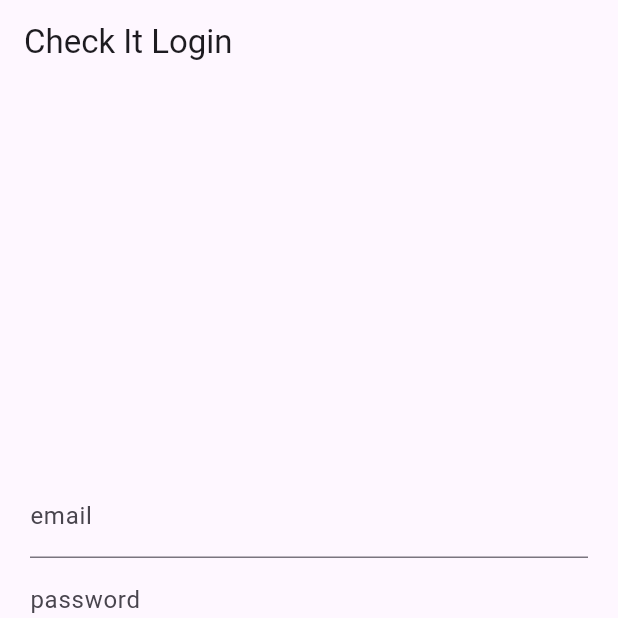
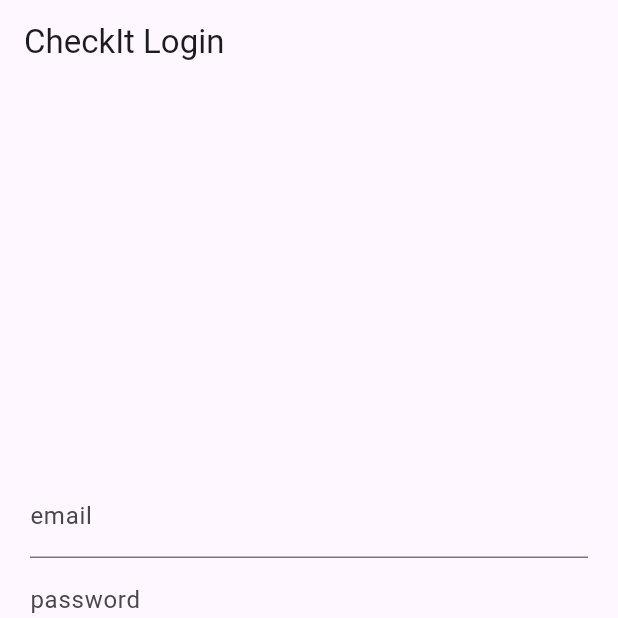
Before and after one commit to giuseppeb-816/check_it, a Flutter app: the screen it shows after launch, after a tap on "Login", on a phone screen of 412 x 824 dp, the top half of it. Run offline on Flutter 3.47's test engine with Material 2 defaults, Android fonts, the phone set to English and light mode, and no system bars; our stand-ins replace firebase_auth, firebase_core; accounts and stored records are empty; network calls fail.

Commit message:
Change Check It to CheckIt

```diff
--- a/lib/pages/home_page.dart
+++ b/lib/pages/home_page.dart
@@ -12,7 +12,7 @@ class HomePage extends StatelessWidget {
   }
 
   Widget _title() {
-    return const Text('Check It');
+    return const Text('CheckIt');
   }
 
   Widget _userUid() {
--- a/lib/pages/login_register_page.dart
+++ b/lib/pages/login_register_page.dart
@@ -43,7 +43,7 @@ class _LoginPageState extends State<LoginPage> {
   }
 
   Widget _title() {
-    return const Text('Check It Login');
+    return const Text('CheckIt Login');
   }
 
   Widget _entryField(
```
